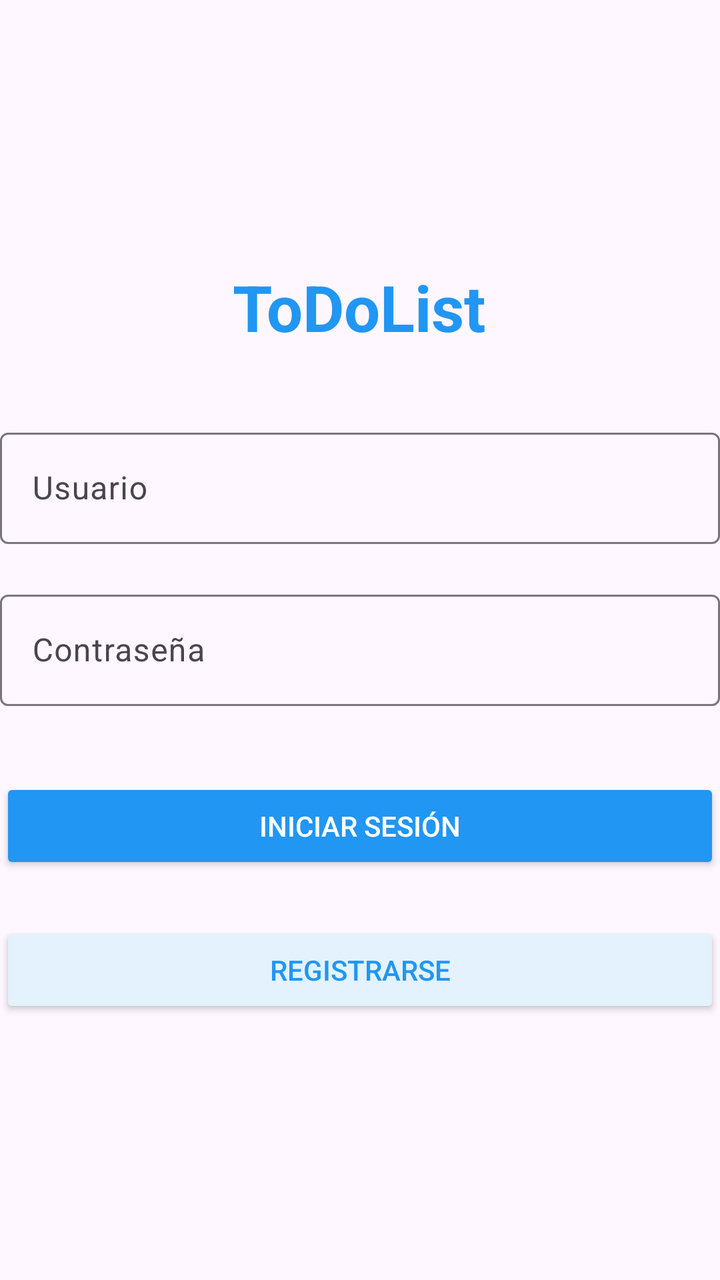
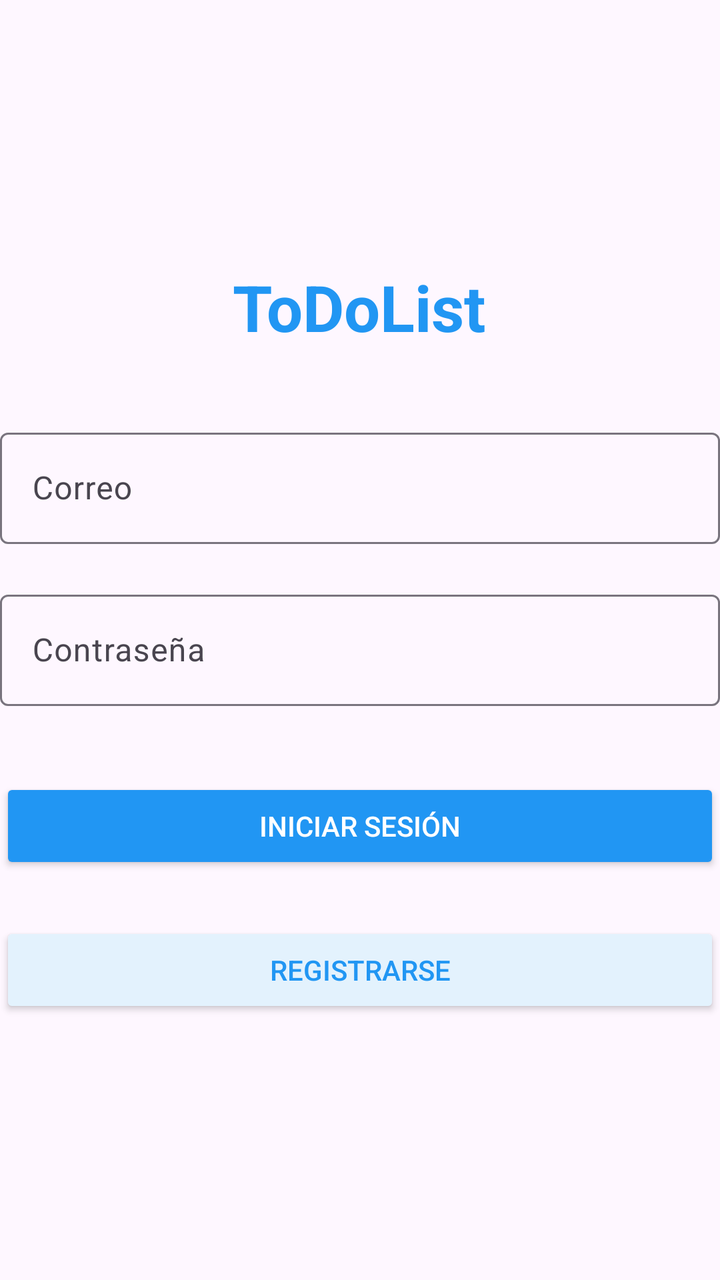

Compare the two renders of this Android layout. The source of the first and the diff that turns it into the second are given below.
<!-- AndroidManifest.xml: application theme Theme.ToDoList -->
<!-- res/layout/fragment_login.xml -->
<?xml version="1.0" encoding="utf-8"?>
<androidx.constraintlayout.widget.ConstraintLayout xmlns:android="http://schemas.android.com/apk/res/android"
    xmlns:tools="http://schemas.android.com/tools"
    android:layout_width="match_parent"
    android:layout_height="match_parent"
    xmlns:app="http://schemas.android.com/apk/res-auto"
    tools:context=".Login.LoginFragment">

    <TextView
        android:id="@+id/titulo"
        android:layout_width="wrap_content"
        android:layout_height="wrap_content"
        android:layout_marginTop="132dp"
        android:text="ToDoList"
        android:textColor="#2196F3"
        android:textSize="32sp"
        android:textStyle="bold"
        app:layout_constraintHorizontal_bias="0.498"
        app:layout_constraintLeft_toLeftOf="parent"
        app:layout_constraintRight_toRightOf="parent"
        app:layout_constraintTop_toTopOf="parent" />

    <com.google.android.material.textfield.TextInputLayout
        android:id="@+id/textInputLayout"
        android:layout_width="match_parent"
        android:layout_height="wrap_content"
        android:layout_marginTop="36dp"
        app:layout_constraintTop_toBottomOf="@id/titulo"
        tools:layout_editor_absoluteX="0dp">

        <com.google.android.material.textfield.TextInputEditText
            android:id="@+id/usuario"
            android:layout_width="match_parent"
            android:layout_height="wrap_content"
            android:hint="Usuario"
            android:inputType="text" />
    </com.google.android.material.textfield.TextInputLayout>

    <Button
        android:id="@+id/inicioSesion"
        android:layout_width="match_parent"
        android:layout_height="wrap_content"
        android:layout_marginTop="36dp"
        android:backgroundTint="#2196F3"
        android:text="Iniciar Sesión"
        android:textColor="#FFFFFF"
        app:layout_constraintTop_toBottomOf="@+id/textInputLayout2"
        tools:layout_editor_absoluteX="0dp" />

    <com.google.android.material.textfield.TextInputLayout
        android:id="@+id/textInputLayout2"
        android:layout_width="match_parent"
        android:layout_height="wrap_content"
        android:layout_marginTop="20dp"
        app:layout_constraintTop_toBottomOf="@+id/textInputLayout"
        tools:layout_editor_absoluteX="0dp">

        <com.google.android.material.textfield.TextInputEditText
            android:id="@+id/contrasenaS"
            android:layout_width="match_parent"
            android:layout_height="wrap_content"
            android:hint="Contraseña"
            android:inputType="textPassword" />
    </com.google.android.material.textfield.TextInputLayout>

    <Button
        android:id="@+id/registrarse"
        android:layout_width="match_parent"
        android:layout_height="wrap_content"
        android:layout_marginTop="24dp"
        android:backgroundTint="#E3F2FD"
        android:text="Registrarse"
        android:textColor="#2196F3"
        app:layout_constraintTop_toBottomOf="@+id/inicioSesion"
        tools:layout_editor_absoluteX="0dp" />


</androidx.constraintlayout.widget.ConstraintLayout>
<!-- resources referenced by this layout -->
<resources>
  <style name="Theme.ToDoList" parent="Base.Theme.ToDoList" />
  <style name="Base.Theme.ToDoList" parent="Theme.Material3.DayNight.NoActionBar">
          
          
      </style>
</resources>

<!-- the commit's change to res/layout/fragment_login.xml (unified diff, before → after) -->
@@ -29,10 +29,10 @@
         tools:layout_editor_absoluteX="0dp">
 
         <com.google.android.material.textfield.TextInputEditText
-            android:id="@+id/usuario"
+            android:id="@+id/correo"
             android:layout_width="match_parent"
             android:layout_height="wrap_content"
-            android:hint="Usuario"
+            android:hint="Correo"
             android:inputType="text" />
     </com.google.android.material.textfield.TextInputLayout>
 
